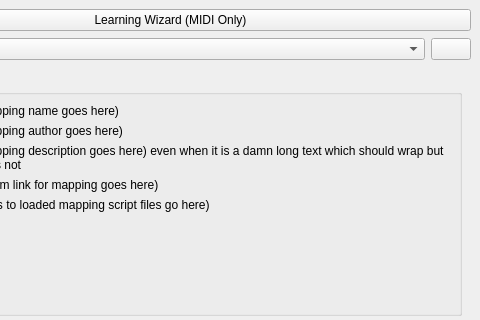
Above: src/controllers/dlgprefcontrollerdlg.ui from thanhtonvk/Vynix-DJ before the change; both pictures show x 433 to 913 and y 0 to 320 of the 913 by 774 pixel window. Below: the same form after it.
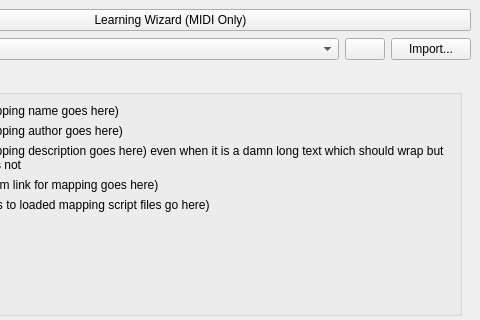
That is the form after the change. Custom widgets are drawn as their Qt base class.

Commit message:
Vynix DJ 1.0.9: import controller mappings
[AI-generated text: written autonomously by Claude Code]
- Controller preferences: "Import..." next to Load Mapping and "Import
  Mapping..." on the Controllers page copy mapping .xml, script .js and
  .zip archives with both into the user mapping folder. Works with the
  Android document picker (content:// URIs), where the folder cannot be
  opened in a file manager, so "Open User Mapping Folder" is hidden there.
- README: how to import mappings from the Mixxx forum.
[End of AI-generated text]

Patch:
```diff
--- a/src/controllers/dlgprefcontrollerdlg.ui
+++ b/src/controllers/dlgprefcontrollerdlg.ui
@@ -131,6 +131,22 @@
        </property>
       </widget>
      </item>
+     <item>
+      <widget class="QPushButton" name="btnImportMapping">
+       <property name="toolTip">
+        <string>Import mapping files (.xml, .js or .zip) into the user mapping folder</string>
+       </property>
+       <property name="text">
+        <string>Import...</string>
+       </property>
+       <property name="sizePolicy">
+        <sizepolicy hsizetype="Maximum" vsizetype="Preferred">
+         <horstretch>0</horstretch>
+         <verstretch>0</verstretch>
+        </sizepolicy>
+       </property>
+      </widget>
+     </item>
     </layout>
    </item>
 
```
The commit also changes 10 other files.
